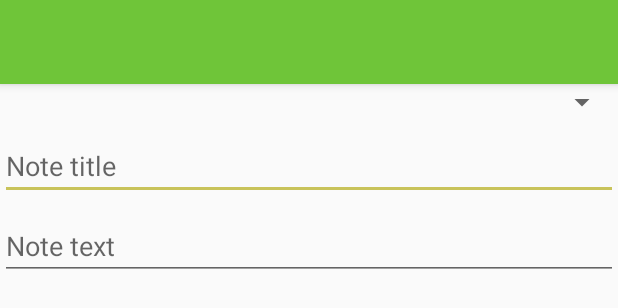
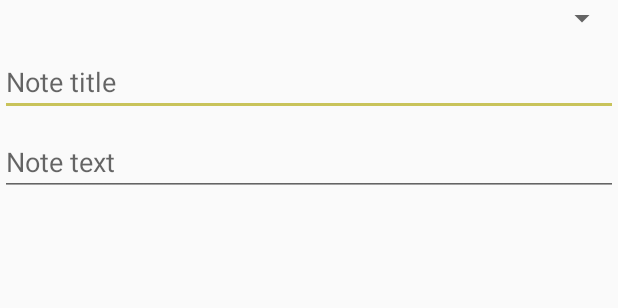
Before and after one commit to certified84/NoteKeeper, an Android app: the layout activity_note.xml on its own in the app's theme, with its tools: preview values and no code run, on a phone screen of 412 x 824 dp. Shown: the top 308 px of the screen. Run offline under Robolectric (Android 15) with nearby library versions, the phone set to English and light mode, and no system bars.

Commit message:
Third commit for fix to the content_note and activity_note layout files. Everything works as should now.

```diff
--- a/app/src/main/AndroidManifest.xml
+++ b/app/src/main/AndroidManifest.xml
@@ -9,9 +9,13 @@
         android:roundIcon="@mipmap/ic_launcher_round"
         android:supportsRtl="true"
         android:theme="@style/AppTheme">
+
         <activity
             android:name=".SettingsActivity"
-            android:label="@string/title_activity_settings"></activity>
+            android:label="@string/title_activity_settings">
+
+        </activity>
+
         <activity
             android:name=".MainActivity"
             android:label="@string/app_name"
@@ -22,14 +26,18 @@
                 <category android:name="android.intent.category.LAUNCHER" />
             </intent-filter>
         </activity>
+
         <activity
             android:name=".NoteListActivity"
             android:label="@string/app_name"
-            android:theme="@style/AppTheme.NoActionBar"></activity>
+            android:theme="@style/AppTheme.NoActionBar">
+
+        </activity>
+
         <activity
             android:name=".NoteActivity"
             android:label="@string/title_activity_note"
-            android:theme="@style/AppTheme.NoActionBar"></activity>
+            android:theme="@style/AppTheme"></activity>
     </application>
 
 </manifest>
--- a/app/src/main/java/com/certified/notekeeper/NoteActivity.java
+++ b/app/src/main/java/com/certified/notekeeper/NoteActivity.java
@@ -33,8 +33,8 @@ public class NoteActivity extends AppCompatActivity {
     protected void onCreate(Bundle savedInstanceState) {
         super.onCreate(savedInstanceState);
         setContentView(R.layout.activity_note);
-        Toolbar toolbar = findViewById(R.id.toolbar1);
-        setSupportActionBar(toolbar);
+//        Toolbar toolbar = findViewById(R.id.toolbar1);
+//        setSupportActionBar(toolbar);
 
         ViewModelProvider viewModelProvider = new ViewModelProvider(getViewModelStore(),
                 ViewModelProvider.AndroidViewModelFactory.getInstance(getApplication()));
--- a/app/src/main/res/layout/activity_note.xml
+++ b/app/src/main/res/layout/activity_note.xml
@@ -7,19 +7,19 @@
     android:layout_height="match_parent"
     tools:context=".MainActivity">
 
-    <com.google.android.material.appbar.AppBarLayout
-        android:layout_width="match_parent"
-        android:layout_height="wrap_content"
-        android:theme="@style/AppTheme.AppBarOverlay">
+<!--    <com.google.android.material.appbar.AppBarLayout-->
+<!--        android:layout_width="match_parent"-->
+<!--        android:layout_height="wrap_content"-->
+<!--        android:theme="@style/AppTheme.AppBarOverlay">-->
 
-        <androidx.appcompat.widget.Toolbar
-            android:id="@+id/toolbar1"
-            android:layout_width="match_parent"
-            android:layout_height="?attr/actionBarSize"
-            android:background="?attr/colorPrimary"
-            app:popupTheme="@style/AppTheme.PopupOverlay" />
+<!--        <androidx.appcompat.widget.Toolbar-->
+<!--            android:id="@+id/toolbar1"-->
+<!--            android:layout_width="match_parent"-->
+<!--            android:layout_height="match_parent"-->
+<!--            android:background="?attr/colorPrimary"-->
+<!--            app:popupTheme="@style/AppTheme.PopupOverlay" />-->
 
-    </com.google.android.material.appbar.AppBarLayout>
+<!--    </com.google.android.material.appbar.AppBarLayout>-->
 
     <include layout="@layout/content_note" />
 
```
